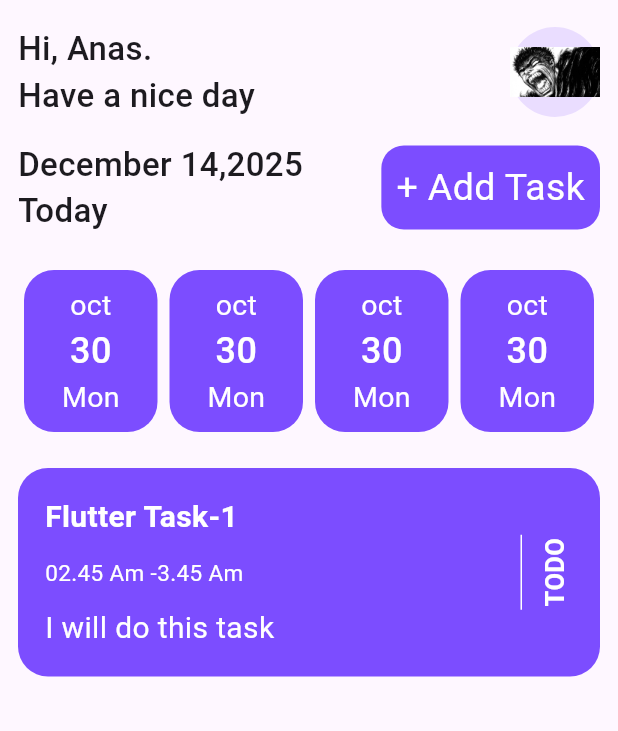
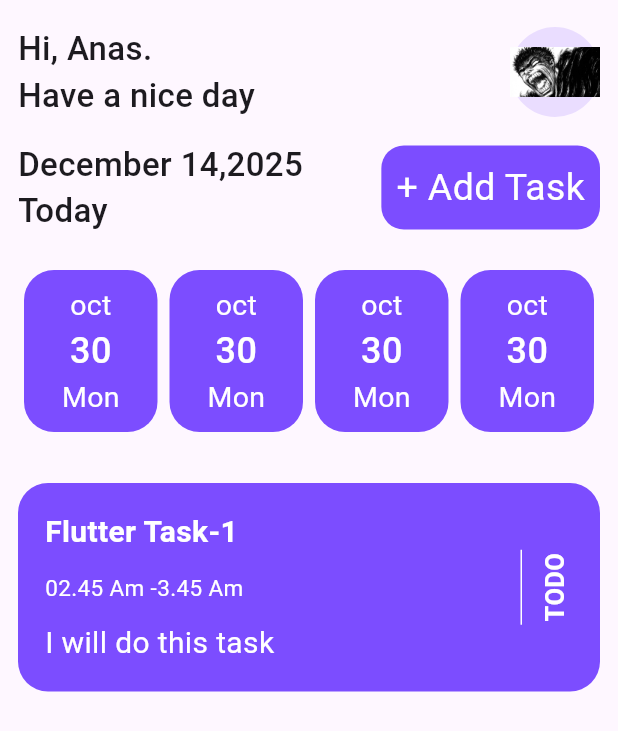
Before and after one commit to Anas3Ezz/taskati, a Flutter app: the HomeScreen screen opened directly, on a phone screen of 412 x 824 dp. Shown: the top 731 px of the screen. Run offline on Flutter 3.47's test engine with Material 3 defaults, Android fonts, the phone set to English and light mode, and no system bars; our stand-ins replace image_picker, lottie.

Commit message:
add scroll to home screen

```diff
--- a/lib/screens/home_screen.dart
+++ b/lib/screens/home_screen.dart
@@ -9,13 +9,12 @@ class HomeScreen extends StatelessWidget {
 
   @override
   Widget build(BuildContext context) {
-    return const Scaffold(
+    return Scaffold(
       body: SafeArea(
         child: Padding(
-          padding: EdgeInsets.all(12.0),
-          child: Column(
-            crossAxisAlignment: CrossAxisAlignment.start,
-            children: [
+          padding: const EdgeInsets.all(12.0),
+          child: ListView(
+            children: const [
               HomeScreenProfileName(),
               SizedBox(height: 10),
               TodaysDate(),
--- a/lib/widgets/task_card.dart
+++ b/lib/widgets/task_card.dart
@@ -7,6 +7,8 @@ class TaskCardWidget extends StatelessWidget {
   Widget build(BuildContext context) {
     return Dismissible(
       key: UniqueKey(),
+      child: Padding(
+        padding: const EdgeInsets.symmetric(vertical: 10.0),
         child: Container(
           width: double.infinity,
           decoration: BoxDecoration(
@@ -57,6 +59,7 @@ class TaskCardWidget extends StatelessWidget {
             ),
           ),
         ),
+      ),
     );
   }
 }
```
Lines whose indentation alone changed are shown as unchanged.
